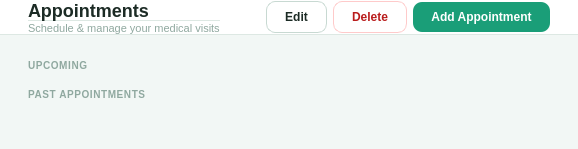
Above: src/ui/page_appointments.ui from shasheenahdeeneillelumasag/CCC151---Group-Project before the change. Below: the same form after it.
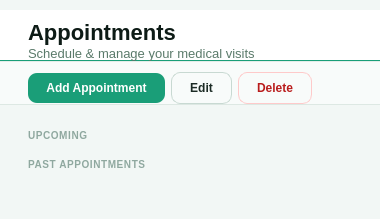
That is the form after the change.

What changed in the file:
```diff
--- a/src/ui/page_appointments.ui
+++ b/src/ui/page_appointments.ui
@@ -7,25 +7,67 @@
   </property>
   <layout class="QVBoxLayout" name="apptLayout">
    <property name="spacing"><number>0</number></property>
-   <property name="leftMargin"><number>0</number></property><property name="topMargin"><number>0</number></property><property name="rightMargin"><number>0</number></property><property name="bottomMargin"><number>0</number></property>
+   <property name="leftMargin"><number>0</number></property><property name="topMargin"><number>10</number></property><property name="rightMargin"><number>0</number></property><property name="bottomMargin"><number>0</number></property>
    <item>
     <widget class="QFrame" name="topbar">
-     <property name="styleSheet"><string>QFrame { background: #FFFFFF; border-bottom: 1px solid #DDE8E3; }</string></property>
-     <property name="minimumHeight"><number>62</number></property><property name="maximumHeight"><number>62</number></property>
-     <layout class="QHBoxLayout"><property name="leftMargin"><number>28</number></property><property name="topMargin"><number>0</number></property><property name="rightMargin"><number>28</number></property><property name="bottomMargin"><number>0</number></property>
-      <item><layout class="QVBoxLayout"><property name="spacing"><number>1</number></property>
-       <item><widget class="QLabel"><property name="text"><string>Appointments</string></property><property name="styleSheet"><string>QLabel { font-size: 18px; font-weight: bold; color: #1C2B25; }</string></property></widget></item>
-       <item><widget class="QLabel"><property name="text"><string>Schedule &amp; manage your medical visits</string></property><property name="styleSheet"><string>QLabel { font-size: 11px; color: #8FA89F; }</string></property></widget></item>
-      </layout></item>
-      <item><spacer><property name="orientation"><enum>Qt::Horizontal</enum></property><property name="sizeHint" stdset="0"><size><width>40</width><height>20</height></size></property></spacer></item>
-       <item><widget class="QPushButton" name="btnEditAppt"><property name="text"><string>Edit</string></property><property name="styleSheet"><string>QPushButton { background: transparent; color: #1C2B25; font-size: 12px; font-weight: 600; border: 1px solid #C8D9D2; border-radius: 9px; padding: 8px 18px; } QPushButton:hover { background: #F2F7F5; border-color: #1A9E78; color: #1A9E78; }</string></property></widget></item>
-       <item><widget class="QPushButton" name="btnDeleteAppt"><property name="text"><string>Delete</string></property><property name="styleSheet"><string>QPushButton { background: transparent; color: #B91C1C; font-size: 12px; font-weight: 600; border: 1px solid #FECACA; border-radius: 9px; padding: 8px 18px; } QPushButton:hover { background: #FEE2E2; border-color: #F87171; }</string></property></widget></item>
-       <item><widget class="QPushButton" name="btnAddAppt"><property name="text"><string>Add Appointment</string></property><property name="styleSheet"><string>QPushButton { background: #1A9E78; color: #FFF; font-size: 12px; font-weight: 600; border: none; border-radius: 9px; padding: 8px 18px; } QPushButton:hover { background: #0D6B52; }</string></property></widget></item>
-     </layout>
-    </widget>
-   </item>
-   <item>
-    <widget class="QScrollArea" name="scrollArea">
+      <property name="styleSheet"><string>QFrame#topbar { background: #FFFFFF; border-bottom: 1px solid #1A9E78; }</string></property>
+       <property name="minimumHeight"><number>72</number></property><property name="maximumHeight"><number>72</number></property>
+       <layout class="QHBoxLayout"><property name="leftMargin"><number>28</number></property><property name="topMargin"><number>10</number></property><property name="rightMargin"><number>28</number></property><property name="bottomMargin"><number>0</number></property>
+        <item><layout class="QVBoxLayout"><property name="spacing"><number>1</number></property>
+         <item><widget class="QLabel"><property name="text"><string>Appointments</string></property><property name="styleSheet"><string>QLabel { font-size: 22px; font-weight: bold; color: #0D1B16; }</string></property></widget></item>
+         <item><widget class="QLabel"><property name="text"><string>Schedule &amp; manage your medical visits</string></property><property name="styleSheet"><string>QLabel { font-size: 13px; color: #5A7A6A; }</string></property></widget></item>
+        </layout></item>
+       </layout>
+      </widget>
+     </item>
+     <item>
+      <widget class="QFrame" name="toolbar">
+       <property name="styleSheet">
+        <string>QFrame#toolbar { background: #F8FBFA; border-bottom: 1px solid #DDE8E3; border-top: 1px solid #E4EDE9; }</string>
+      </property>
+      <property name="minimumHeight"><number>48</number></property>
+      <property name="maximumHeight"><number>48</number></property>
+      <layout class="QHBoxLayout">
+       <property name="leftMargin"><number>28</number></property>
+       <property name="topMargin"><number>10</number></property>
+       <property name="rightMargin"><number>28</number></property>
+       <property name="bottomMargin"><number>0</number></property>
+       <item>
+        <widget class="QPushButton" name="btnAddAppt">
+         <property name="text"><string>Add Appointment</string></property>
+         <property name="styleSheet"><string>QPushButton { background: #1A9E78; color: #FFF; font-size: 12px; font-weight: 600; border: none; border-radius: 9px; padding: 8px 18px; } QPushButton:hover { background: #0D6B52; }</string></property>
+        </widget>
+       </item>
+       <item>
+        <widget class="QPushButton" name="btnEditAppt">
+         <property name="text"><string>Edit</string></property>
+         <property name="styleSheet"><string>QPushButton { background: transparent; color: #1C2B25; font-size: 12px; font-weight: 600; border: 1px solid #C8D9D2; border-radius: 9px; padding: 8px 18px; } QPushButton:hover { background: #F2F7F5; border-color: #1A9E78; color: #1A9E78; }</string></property>
+        </widget>
+       </item>
+       <item>
+        <widget class="QPushButton" name="btnDeleteAppt">
+         <property name="text"><string>Delete</string></property>
+         <property name="styleSheet"><string>QPushButton { background: transparent; color: #B91C1C; font-size: 12px; font-weight: 600; border: 1px solid #FECACA; border-radius: 9px; padding: 8px 18px; } QPushButton:hover { background: #FEE2E2; border-color: #F87171; }</string></property>
+        </widget>
+       </item>
+       <item>
+        <spacer>
+         <property name="orientation">
+          <enum>Qt::Horizontal</enum>
+         </property>
+         <property name="sizeHint" stdset="0">
+          <size>
+           <width>40</width>
+           <height>20</height>
+          </size>
+         </property>
+        </spacer>
+       </item>
+      </layout>
+     </widget>
+    </item>
+    <item>
+     <widget class="QScrollArea" name="scrollArea">
      <property name="widgetResizable"><bool>true</bool></property>
      <property name="frameShape"><enum>QFrame::NoFrame</enum></property>
      <property name="styleSheet"><string>QScrollArea { background: #F2F7F5; border: none; }</string></property>
```
